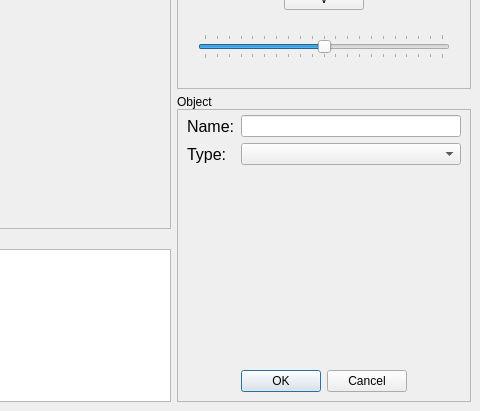
Before: the Qt Designer form data/main.ui in RamAddict/Interactive-Graphical-System, drawn with Qt 5; both pictures show x 800 to 1280 and y 309 to 720 of the 1280 by 720 pixel window.
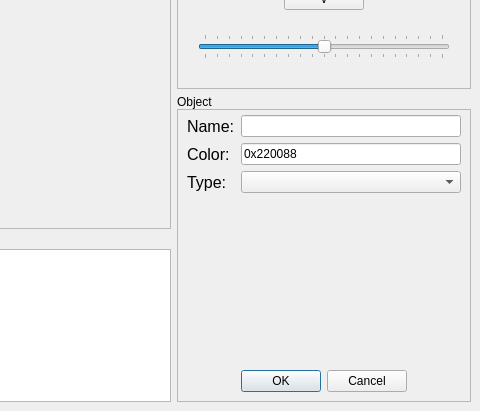
After: the same form once the commit is applied. The open tabs and pages were chosen to show the change.

Commit message: add colour field to object creation

Diff of the .ui file:
```diff
--- a/data/main.ui
+++ b/data/main.ui
@@ -328,7 +328,7 @@
              <height>268</height>
             </rect>
            </property>
-           <layout class="QVBoxLayout" name="verticalLayout" stretch="1,0">
+           <layout class="QVBoxLayout" name="verticalLayout" stretch="0,0">
             <property name="topMargin">
              <number>5</number>
             </property>
@@ -352,19 +352,17 @@
               <item row="0" column="1">
                <widget class="QLineEdit" name="nameEdit"/>
               </item>
-              <item row="1" column="0">
-               <widget class="QLabel" name="typeLabel">
-                <property name="font">
-                 <font>
-                  <pointsize>12</pointsize>
-                 </font>
-                </property>
-                <property name="text">
-                 <string>Type:</string>
-                </property>
-               </widget>
-              </item>
               <item row="1" column="1">
+               <widget class="QLineEdit" name="colorEdit">
+                <property name="text">
+                 <string>0x220088</string>
+                </property>
+                <property name="alignment">
+                 <set>Qt::AlignJustify|Qt::AlignVCenter</set>
+                </property>
+               </widget>
+              </item>
+              <item row="2" column="1">
                <widget class="QComboBox" name="typeBox">
                 <property name="currentIndex">
                  <number>-1</number>
@@ -386,6 +384,31 @@
                 </item>
                </widget>
               </item>
+              <item row="1" column="0">
+               <widget class="QLabel" name="colorLabel">
+                <property name="font">
+                 <font>
+                  <pointsize>12</pointsize>
+                  <italic>false</italic>
+                 </font>
+                </property>
+                <property name="text">
+                 <string>Color:</string>
+                </property>
+               </widget>
+              </item>
+              <item row="2" column="0">
+               <widget class="QLabel" name="typeLabel">
+                <property name="font">
+                 <font>
+                  <pointsize>12</pointsize>
+                 </font>
+                </property>
+                <property name="text">
+                 <string>Type:</string>
+                </property>
+               </widget>
+              </item>
              </layout>
             </item>
             <item>
```
Left out of the diff: 2 changed lines with no effect on the pictures. The commit also changes 1 other file.
